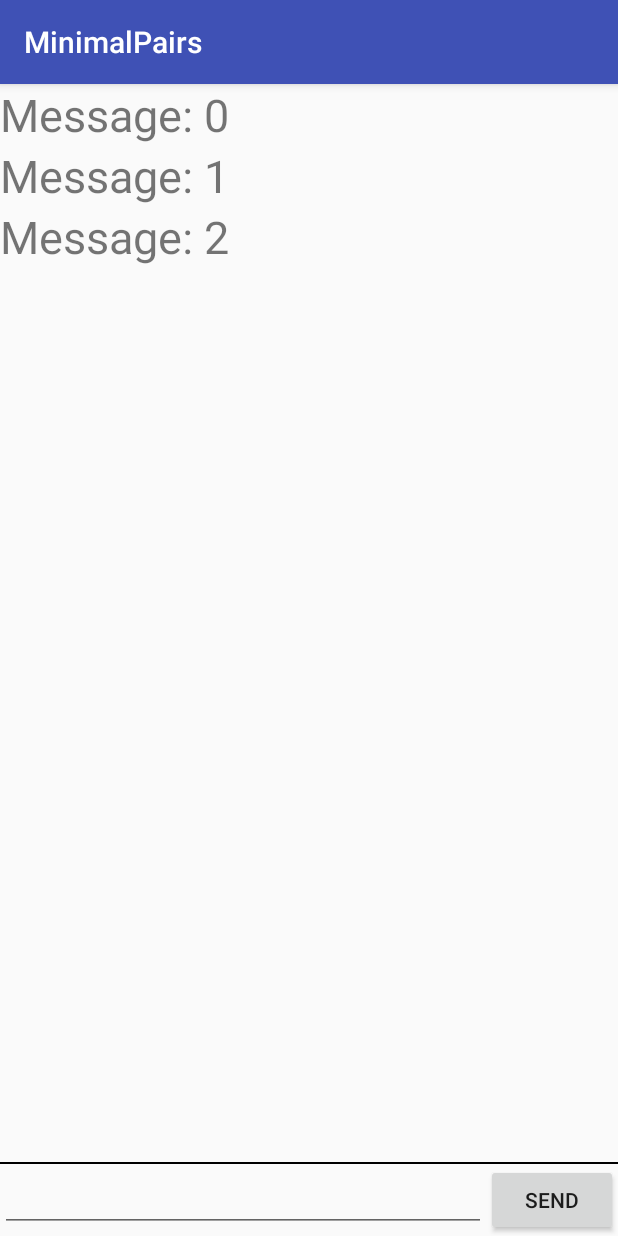
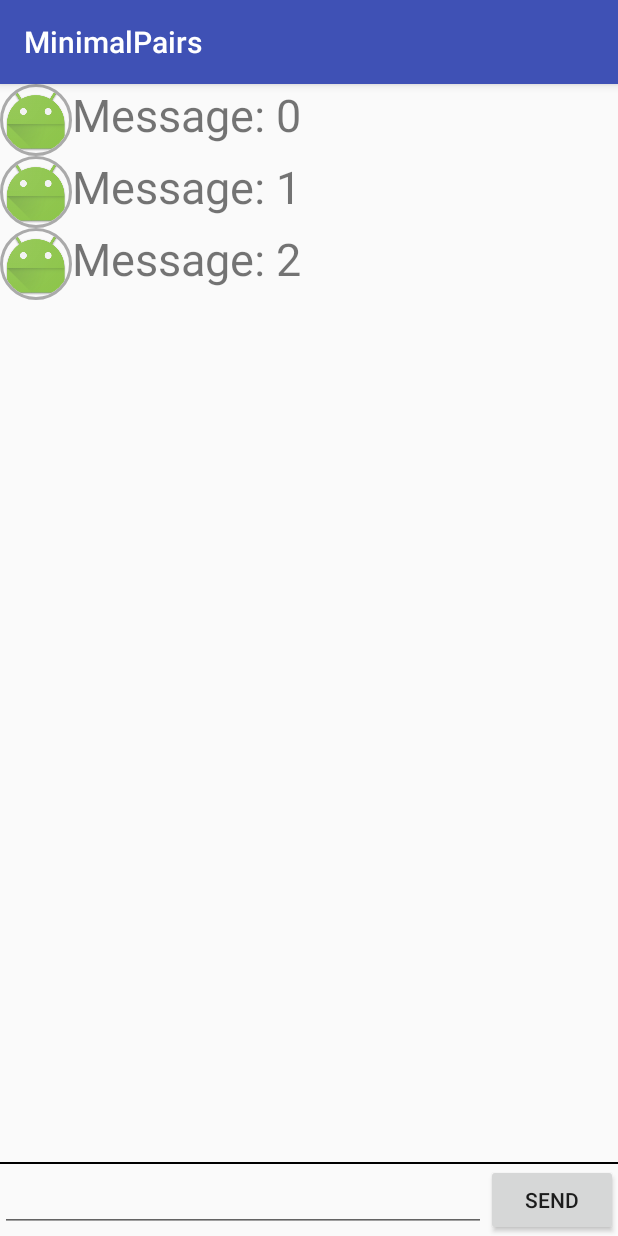
Before and after one commit to tuvy22686/doctor-peppers-android, an Android app: the ChatActivity screen opened directly, with no data from a screen before it, on a phone screen of 412 x 824 dp. Run offline under Robolectric (Android 15) with nearby library versions, the phone set to English and light mode, and no system bars; our stand-ins replace CircleImageView.

Commit message:
アイコンを丸くした

```diff
--- a/app/build.gradle
+++ b/app/build.gradle
@@ -39,6 +39,8 @@ dependencies {
     compile 'com.facebook.stetho:stetho-okhttp3:1.5.0'
     compile 'com.github.bumptech.glide:glide:3.8.0'
     testCompile 'junit:junit:4.12'
+    compile 'de.hdodenhof:circleimageview:2.1.0'
+
 }
 repositories {
     mavenCentral()
--- a/app/src/main/java/com/tuvy/tomosugi/minimalpairs/controller/ChatRecyclerViewAdapter.kt
+++ b/app/src/main/java/com/tuvy/tomosugi/minimalpairs/controller/ChatRecyclerViewAdapter.kt
@@ -5,6 +5,7 @@ import android.support.v7.widget.RecyclerView
 import android.view.LayoutInflater
 import android.view.View
 import android.view.ViewGroup
+import com.bumptech.glide.Glide
 import com.tuvy.tomosugi.minimalpairs.R
 import com.tuvy.tomosugi.minimalpairs.model.Message
 import com.tuvy.tomosugi.minimalpairs.view.MessageViewHolder
@@ -27,6 +28,12 @@ class ChatRecyclerViewAdapter(private val data: List<Message>) : RecyclerView.Ad
         holder as MessageViewHolder
         holder.messageView.text = "Message: " + data[position].message
 
+        Glide
+                .with(holder.partnerIcon.context)
+                .load("")
+                .placeholder(R.mipmap.ic_launcher)
+                .into(holder.partnerIcon)
+
     }
 
     override fun getItemCount(): Int {
--- a/app/src/main/java/com/tuvy/tomosugi/minimalpairs/model/Message.kt
+++ b/app/src/main/java/com/tuvy/tomosugi/minimalpairs/model/Message.kt
@@ -1,5 +1,6 @@
 package com.tuvy.tomosugi.minimalpairs.model
 
+import android.graphics.Bitmap
 import com.google.gson.annotations.SerializedName
 
 data class Message (
--- a/app/src/main/java/com/tuvy/tomosugi/minimalpairs/view/MessageViewHolder.kt
+++ b/app/src/main/java/com/tuvy/tomosugi/minimalpairs/view/MessageViewHolder.kt
@@ -2,14 +2,16 @@ package com.tuvy.tomosugi.minimalpairs.view
 
 import android.support.v7.widget.RecyclerView
 import android.view.View
-import android.widget.Button
+import android.widget.ImageView
 import android.widget.TextView
 import com.tuvy.tomosugi.minimalpairs.R
 
 class MessageViewHolder(itemView: View) : RecyclerView.ViewHolder(itemView) {
     var messageView: TextView
+    var partnerIcon: ImageView
 
     init {
         messageView = itemView.findViewById(R.id.message) as TextView
+        partnerIcon = itemView.findViewById(R.id.chat_partner_icon) as ImageView
     }
 }
--- a/app/src/main/res/layout/activity_chat.xml
+++ b/app/src/main/res/layout/activity_chat.xml
@@ -4,6 +4,7 @@
     xmlns:tools="http://schemas.android.com/tools"
     android:layout_width="match_parent"
     android:layout_height="match_parent"
+    xmlns:app="http://schemas.android.com/apk/res-auto"
     android:orientation="vertical"
     tools:context="com.tuvy.tomosugi.minimalpairs.ChatActivity">
 
@@ -15,6 +16,8 @@
         android:layout_alignParentLeft="true"
         android:layout_alignParentStart="true"
         android:layout_alignParentTop="true" />
+
+
 
     <View
         android:layout_width="match_parent"
--- a/app/src/main/res/layout/message.xml
+++ b/app/src/main/res/layout/message.xml
@@ -1,7 +1,22 @@
 <?xml version="1.0" encoding="utf-8"?>
 <LinearLayout xmlns:android="http://schemas.android.com/apk/res/android"
     android:layout_width="match_parent"
-    android:layout_height="wrap_content">
+    android:layout_height="wrap_content"
+    xmlns:app="http://schemas.android.com/apk/res-auto"
+    android:orientation="horizontal">
+
+    <!--<ImageView-->
+        <!--android:id="@+id/chat_partner_icon"-->
+        <!--android:layout_width="wrap_content"-->
+        <!--android:layout_height="wrap_content" />-->
+
+    <de.hdodenhof.circleimageview.CircleImageView
+        android:id="@+id/chat_partner_icon"
+        android:layout_width="wrap_content"
+        android:layout_height="wrap_content"
+        android:layout_centerInParent="true"
+        app:civ_border_width="2dp"
+        app:civ_border_color="@android:color/darker_gray" />
 
     <TextView
         android:id="@+id/message"
```
